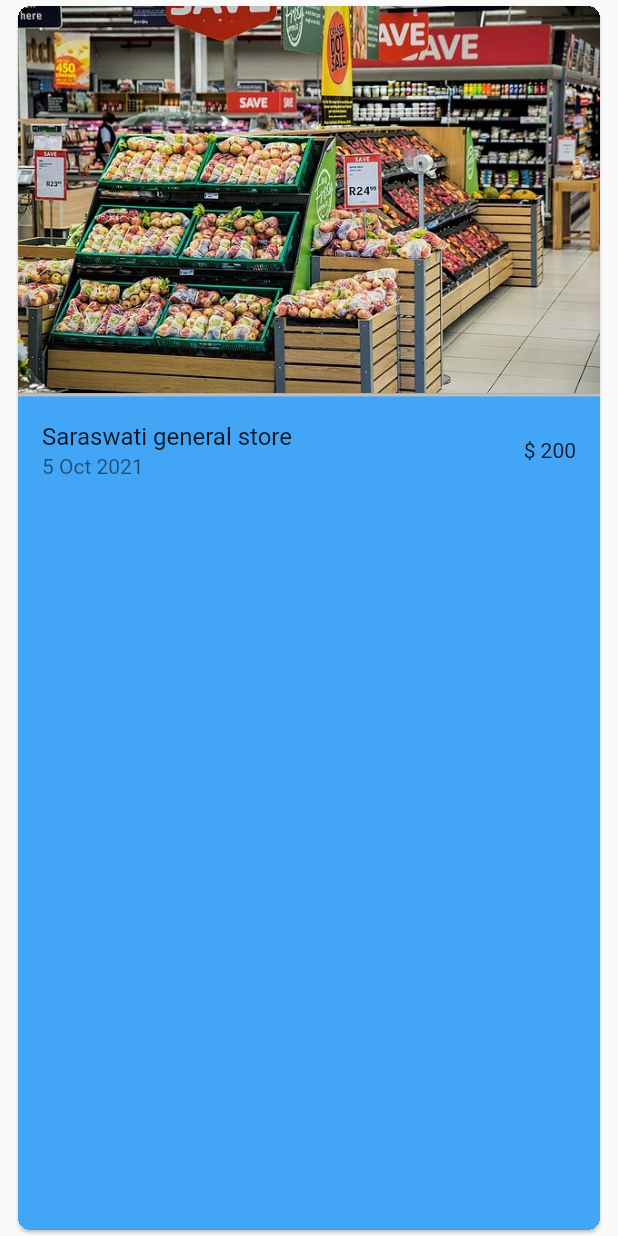
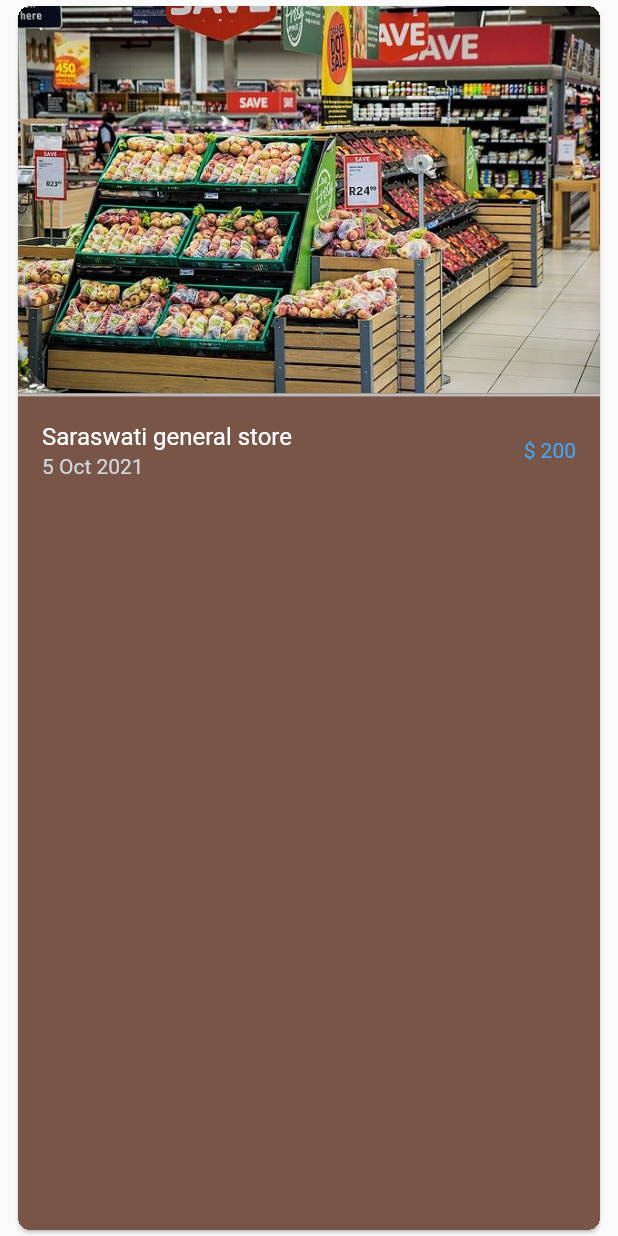
Before and after one commit to dhruvanwd/bazaar-bihar, a Flutter app: the OrderCard widget shown alone on an empty page, opened directly, on a phone screen of 412 x 824 dp. Run offline on Flutter 3.47's test engine with Material 2 defaults, Android fonts, the light colour scheme and no system bars; drawn by our look-alikes of flip_card; our stand-ins replace carousel_slider, convex_bottom_bar, dio, flutter_icons, get, get_storage and 2 more; missing offline and left inert: shrink_sidemenu; accounts and stored records are empty; network calls fail.

Commit message:
changed few colors

```diff
--- a/lib/main.dart
+++ b/lib/main.dart
@@ -15,7 +15,7 @@ void main() async {
   runApp(
     GetMaterialApp(
       debugShowCheckedModeBanner: false,
-      theme: ThemeData.light().copyWith(primaryColor: Colors.deepOrange),
+      theme: ThemeData.light().copyWith(primaryColor: Colors.brown),
       darkTheme: ThemeData.dark().copyWith(primaryColor: Colors.brown),
       // NOTE: Optional - use themeMode to specify the startup theme
       themeMode: globalController.themeMode,
--- a/lib/pages/Home.dart/HomePage.dart
+++ b/lib/pages/Home.dart/HomePage.dart
@@ -57,6 +57,7 @@ class HomePage extends StatelessWidget {
             body: GetBuilder<HomePageController>(
                 builder: (homePageCtrl) => homePageCtrl.currentPage),
             bottomNavigationBar: ConvexAppBar(
+              backgroundColor: Get.theme.primaryColor,
               style: TabStyle.flip,
               items: [
                 TabItem(icon: Icons.home, title: 'Home'),
--- a/lib/pages/OrdersPage/OrderCard.dart
+++ b/lib/pages/OrdersPage/OrderCard.dart
@@ -1,5 +1,6 @@
 import 'package:flip_card/flip_card.dart';
 import 'package:flutter/material.dart';
+import 'package:get/get.dart';
 
 class OrderCard extends StatelessWidget {
   OrderCard({Key? key}) : super(key: key);
@@ -16,7 +17,7 @@ class OrderCard extends StatelessWidget {
             borderRadius: BorderRadius.circular(8),
           ),
           child: Container(
-            color: Colors.blue.shade400,
+            color: Get.theme.primaryColor,
             child: Column(
               children: [
                 Center(
@@ -29,9 +30,24 @@ class OrderCard extends StatelessWidget {
                     ),
                   ),
                   child: ListTile(
-                    title: Text('Saraswati general store'),
-                    subtitle: Text("5 Oct 2021"),
-                    trailing: Text('\$ 200'),
+                    title: Text(
+                      'Saraswati general store',
+                      style: TextStyle(
+                        color: Colors.white,
+                      ),
+                    ),
+                    subtitle: Text(
+                      "5 Oct 2021",
+                      style: TextStyle(
+                        color: Colors.blueGrey.shade100,
+                      ),
+                    ),
+                    trailing: Text(
+                      '\$ 200',
+                      style: TextStyle(
+                        color: Colors.blue.shade400,
+                      ),
+                    ),
                   ),
                 )
               ],
```
Also changed, not shown: lib/pages/profilePage/ProfilePage.dart (+62 -65 lines).
